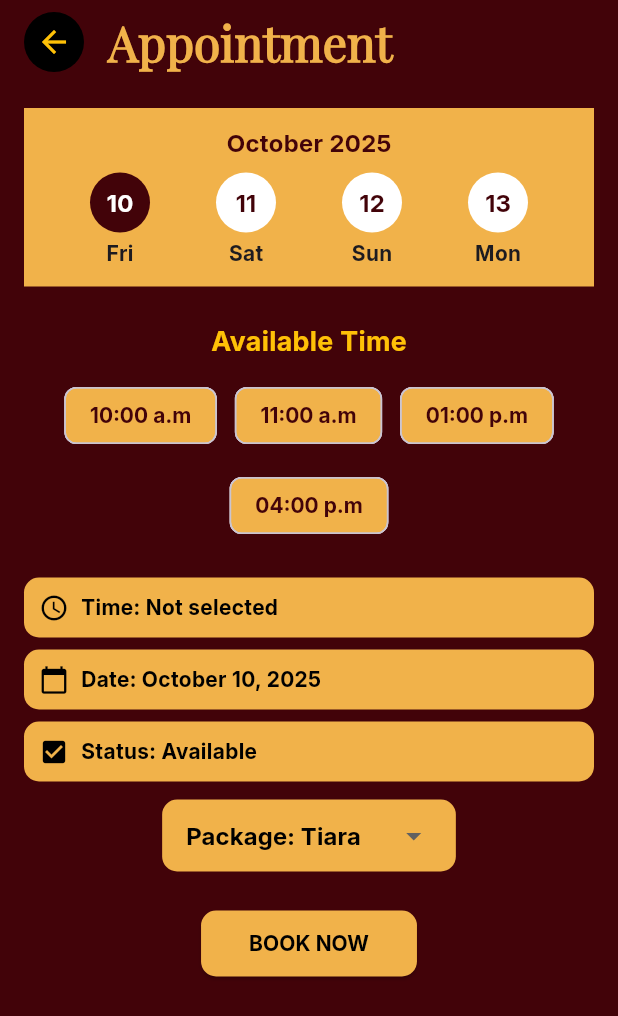
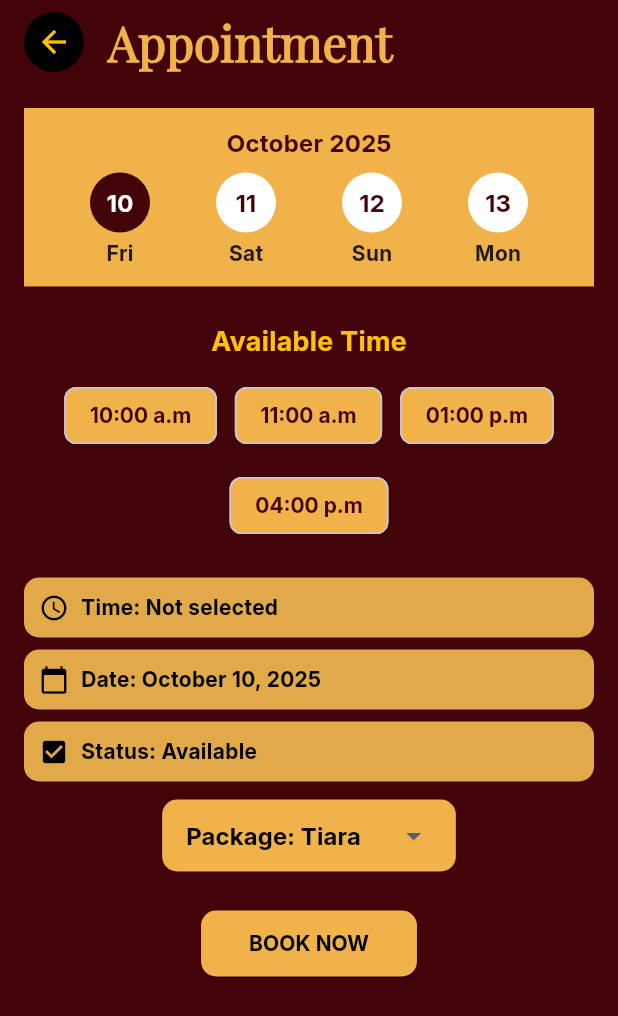
Before and after one commit to DaMasterofPuppets/Mob_Prog, a Flutter app: the AppointmentPage screen opened directly, on a phone screen of 412 x 824 dp. Shown: the top 1016 px of the screen. Run offline on Flutter 3.47's test engine with Material 3 defaults, Android fonts, the phone set to English and light mode, and no system bars; our stand-ins replace image_picker.

Commit message:
Update appointment_page.dart

```diff
--- a/lib/screens/dashboard/appointment_page.dart
+++ b/lib/screens/dashboard/appointment_page.dart
@@ -246,7 +246,7 @@ class _AppointmentPageState extends State<AppointmentPage> {
   }
 
   Widget _infoTile(IconData icon, String text, [VoidCallback? onTap]) {
-    final gold = const Color(0xFFF1B24A);
+    final gold = const Color(0xFFE1A948);
     return GestureDetector(
       onTap: onTap,
       child: Container(
```
